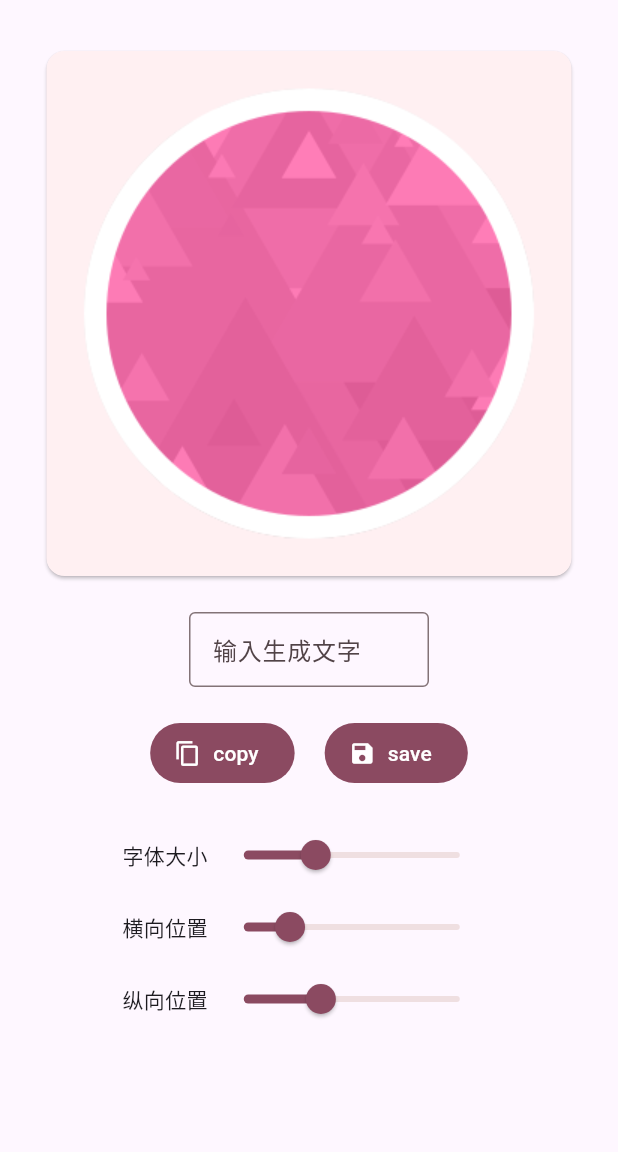
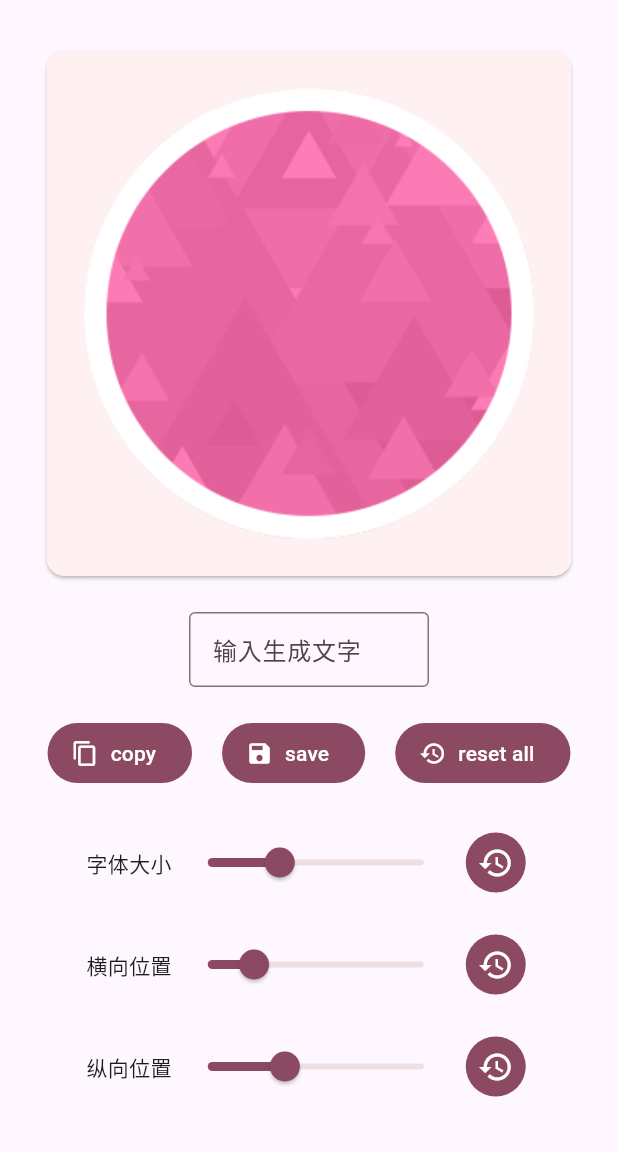
Before and after one commit to H2Sxxa/osu_sticker, a Flutter app: the screen it shows after launch, on a phone screen of 412 x 824 dp, the part 84-1236 px from its top. Run offline on Flutter 3.47's test engine with Material 2 defaults, Android fonts, the phone set to English and light mode, and no system bars; our stand-ins replace file_picker; missing offline and left inert: dart:ffi.

Commit message:
✨ restore btn

```diff
--- a/osu_stick_gui/lib/main.dart
+++ b/osu_stick_gui/lib/main.dart
@@ -121,14 +121,31 @@ class _MyHomePageState extends State<MyHomePage> {
                     await File("cache.png").copy(path);
                   },
                   icon: const Icon(Icons.save),
-                  label: const Text("save"))
+                  label: const Text("save")),
+              const SizedBox(
+                width: 20,
+              ),
+              FilledButton.icon(
+                  onPressed: () {
+                    setState(() {
+                      _size = 100;
+                      _x = 75;
+                      _y = 125;
+                      _text = "";
+                    });
+                  },
+                  icon: const Icon(Icons.restore),
+                  label: const Text("reset all"))
             ],
           ),
           const SizedBox(
-            height: 20,
+            height: 25,
           ),
           Row(mainAxisAlignment: MainAxisAlignment.center, children: [
-            const Text("字体大小"),
+            const Text(
+              "字体大小",
+              style: TextStyle(fontWeight: FontWeight.w500),
+            ),
             Slider(
               value: _size,
               onChanged: (v) {
@@ -141,9 +158,21 @@ class _MyHomePageState extends State<MyHomePage> {
               max: 300,
               label: "$_size",
             ),
+            IconButton.filled(
+                onPressed: () => setState(() {
+                      _size = 100;
+                      generate();
+                    }),
+                icon: const Icon(Icons.restore))
           ]),
+          const SizedBox(
+            height: 20,
+          ),
           Row(mainAxisAlignment: MainAxisAlignment.center, children: [
-            const Text("横向位置"),
+            const Text(
+              "横向位置",
+              style: TextStyle(fontWeight: FontWeight.w500),
+            ),
             Slider(
               value: _x.toDouble(),
               onChanged: (v) {
@@ -156,9 +185,21 @@ class _MyHomePageState extends State<MyHomePage> {
               max: 350,
               label: "sizex",
             ),
+            IconButton.filled(
+                onPressed: () => setState(() {
+                      _x = 75;
+                      generate();
+                    }),
+                icon: const Icon(Icons.restore))
           ]),
+          const SizedBox(
+            height: 20,
+          ),
           Row(mainAxisAlignment: MainAxisAlignment.center, children: [
-            const Text("纵向位置"),
+            const Text(
+              "纵向位置",
+              style: TextStyle(fontWeight: FontWeight.w500),
+            ),
             Slider(
               value: _y.toDouble(),
               onChanged: (v) {
@@ -169,8 +210,14 @@ class _MyHomePageState extends State<MyHomePage> {
               },
               min: 0,
               max: 350,
-              label: "sizex",
+              label: "sizey",
             ),
+            IconButton.filled(
+                onPressed: () => setState(() {
+                      _y = 125;
+                      generate();
+                    }),
+                icon: const Icon(Icons.restore))
           ])
         ])));
   }
```
